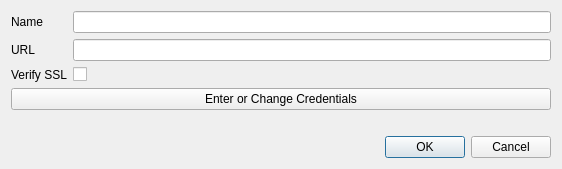
goszpeti/conan_explorer, file src/conan_app_launcher/ui/views/conan_conf/dialogs/remote_edit_dialog.ui: the form before one commit.
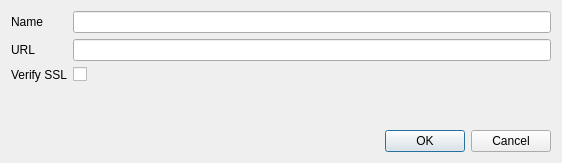
The form after the commit.

Commit message: Finalize remotes ui concept

```diff
--- a/src/conan_app_launcher/ui/views/conan_conf/dialogs/remote_edit_dialog.ui
+++ b/src/conan_app_launcher/ui/views/conan_conf/dialogs/remote_edit_dialog.ui
@@ -7,7 +7,7 @@
     <x>0</x>
     <y>0</y>
     <width>562</width>
-    <height>161</height>
+    <height>163</height>
    </rect>
   </property>
   <property name="sizePolicy">
@@ -98,22 +98,6 @@
      </item>
     </layout>
    </item>
-   <item>
-    <widget class="QPushButton" name="login_button">
-     <property name="sizePolicy">
-      <sizepolicy hsizetype="Minimum" vsizetype="MinimumExpanding">
-       <horstretch>0</horstretch>
-       <verstretch>0</verstretch>
-      </sizepolicy>
-     </property>
-     <property name="text">
-      <string>Enter or Change Credentials</string>
-     </property>
-     <property name="flat">
-      <bool>false</bool>
-     </property>
-    </widget>
-   </item>
    <item>
     <widget class="QLabel" name="note_label">
      <property name="text">
```
Left out of the diff: 2 changed lines with no effect on the pictures. The commit also changes 20 other files.
